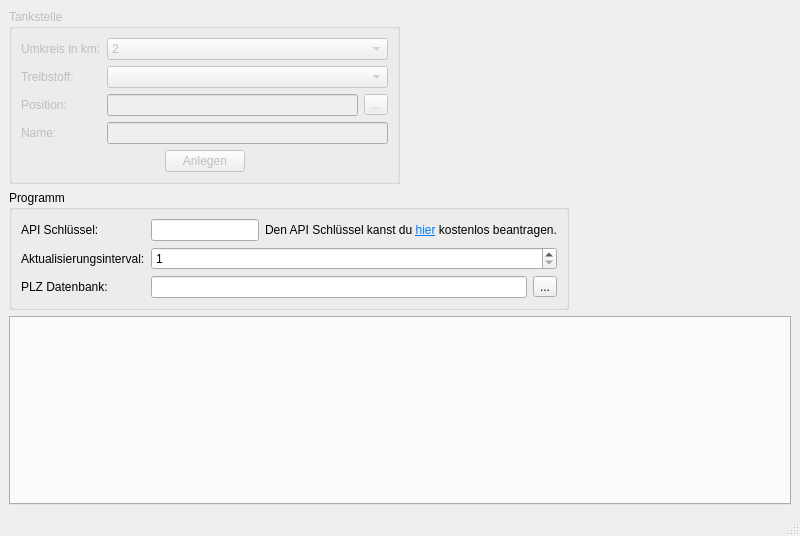
First picture: the form in Dialoge/DlgHauptfenster.ui, repository tuxmaster/Benzinpreis, before the edit.
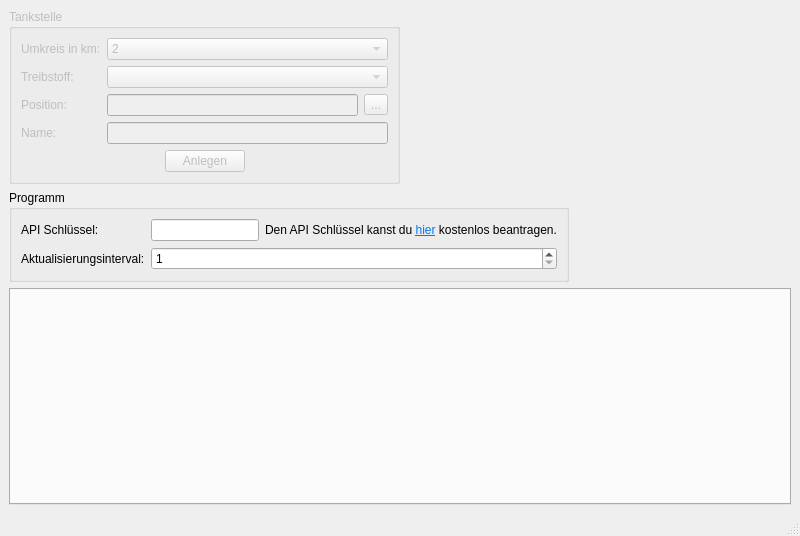
Second picture: the form after the edit.

Commit message: - Die PLZ Datenbank wird jetzt im Cacheverzeichnis des Nutzers   gespeichert. - Die Konvertiertung der Tab Datei in die Datenbank erfolgt im RAM

What changed in the file:
```diff
--- a/Dialoge/DlgHauptfenster.ui
+++ b/Dialoge/DlgHauptfenster.ui
@@ -217,27 +217,6 @@
                </property>
               </widget>
              </item>
-             <item row="2" column="0">
-              <widget class="QLabel" name="label_6">
-               <property name="text">
-                <string>PLZ Datenbank:</string>
-               </property>
-              </widget>
-             </item>
-             <item row="2" column="1">
-              <layout class="QHBoxLayout" name="horizontalLayout_2">
-               <item>
-                <widget class="QLineEdit" name="txtPLZ_DB"/>
-               </item>
-               <item>
-                <widget class="QToolButton" name="tbPLZ_DB">
-                 <property name="text">
-                  <string>...</string>
-                 </property>
-                </widget>
-               </item>
-              </layout>
-             </item>
             </layout>
            </item>
           </layout>
```
The commit also changes 8 other files.
